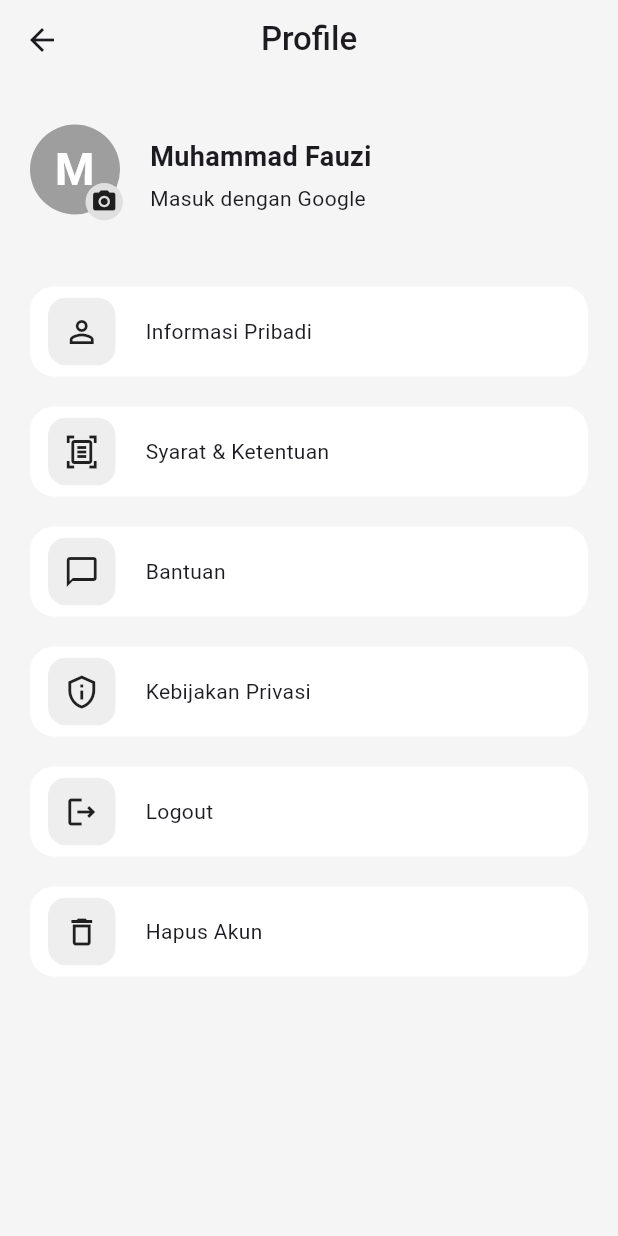
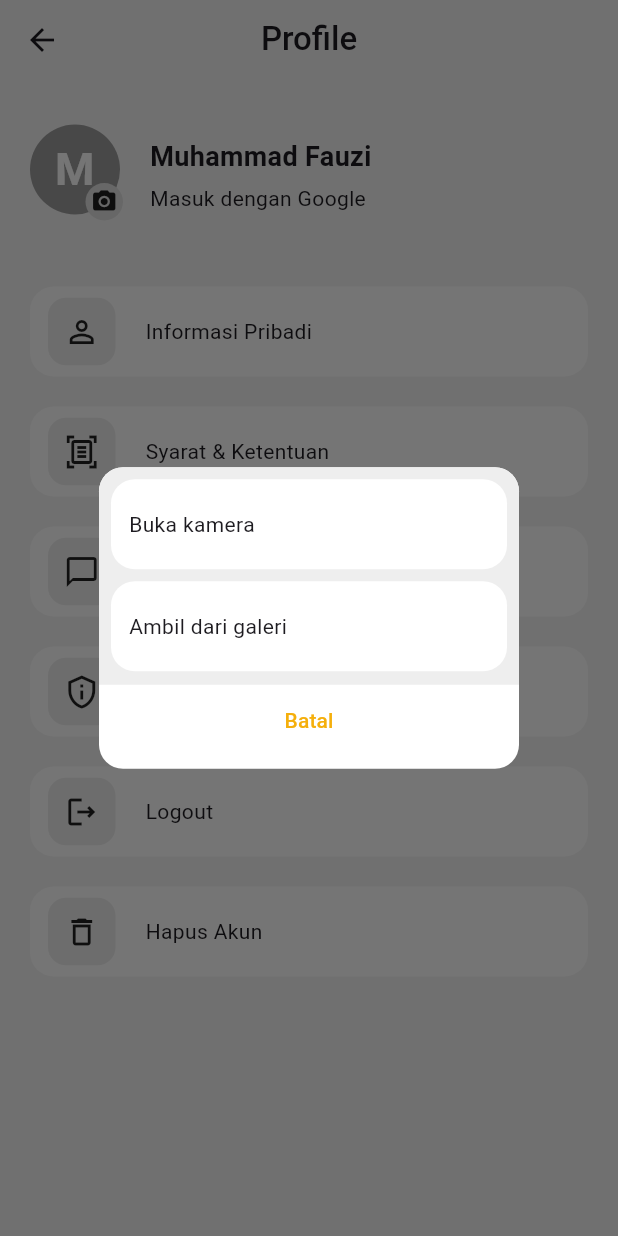
Before and after one commit to fauzipadlaw/payuung_clone, a Flutter app: the ProfilePage screen opened directly, after a tap on the "camera alt" icon, on a phone screen of 412 x 824 dp. Run offline on Flutter 3.47's test engine with Material 3 defaults, Android fonts, the phone set to English and light mode, and no system bars; our stand-ins replace flutter_svg; missing offline and left inert: text_marquee.

Commit message:
add: alert dialog choose photo profile UI

```diff
--- a/lib/presentation/profile/components/profile_row.dart
+++ b/lib/presentation/profile/components/profile_row.dart
@@ -1,14 +1,18 @@
 import 'package:flutter/material.dart';
 
 class ProfileRow extends StatelessWidget {
-  final Widget icon;
+  final Widget? icon;
   final String label;
+  final EdgeInsets? margin;
+  final EdgeInsets? padding;
   final void Function()? onTap;
   const ProfileRow({
     super.key,
-    required this.icon,
+    this.icon,
     required this.label,
     this.onTap,
+    this.margin = const EdgeInsets.symmetric(horizontal: 20, vertical: 10),
+    this.padding = const EdgeInsets.symmetric(horizontal: 12),
   });
 
   @override
@@ -16,8 +20,8 @@ class ProfileRow extends StatelessWidget {
     return InkWell(
       onTap: onTap,
       child: Container(
-        margin: const EdgeInsets.symmetric(horizontal: 20, vertical: 10),
-        padding: const EdgeInsets.symmetric(horizontal: 12),
+        margin: margin,
+        padding: padding,
         height: 60,
         decoration: BoxDecoration(
           color: Colors.white,
@@ -25,6 +29,7 @@ class ProfileRow extends StatelessWidget {
         ),
         child: Row(
           children: [
+            if (icon != null)
               Container(
                 height: 45,
                 width: 45,
@@ -34,6 +39,7 @@ class ProfileRow extends StatelessWidget {
                 ),
                 child: icon,
               ),
+            if (icon != null)
               const SizedBox(
                 width: 20,
               ),
--- a/lib/presentation/profile/profile_page.dart
+++ b/lib/presentation/profile/profile_page.dart
@@ -1,6 +1,7 @@
 import 'package:flutter/material.dart';
 import 'package:payuung_clone/presentation/profile/components/profile_appbar.dart';
 import 'package:payuung_clone/presentation/profile/components/profile_row.dart';
+import 'package:payuung_clone/utils/colors.dart';
 
 class ProfilePage extends StatelessWidget {
   const ProfilePage({super.key});
@@ -48,7 +49,9 @@ class ProfilePage extends StatelessWidget {
                       bottom: 4,
                       right: 18,
                       child: InkWell(
-                        onTap: () {},
+                        onTap: () {
+                          _dialogBuilder(context);
+                        },
                         child: Container(
                           height: 25,
                           width: 25,
@@ -106,4 +109,56 @@ class ProfilePage extends StatelessWidget {
       ),
     );
   }
+
+  Future<void> _dialogBuilder(BuildContext context) {
+    return showDialog<void>(
+      context: context,
+      builder: (BuildContext context) {
+        return AlertDialog(
+          backgroundColor: Colors.white,
+          shape: const RoundedRectangleBorder(
+              borderRadius: BorderRadius.all(Radius.circular(16.0))),
+          contentPadding: const EdgeInsets.all(0),
+          content: Container(
+            height: 145,
+            decoration: BoxDecoration(
+              color: Colors.grey.shade200,
+              borderRadius: const BorderRadius.only(
+                topLeft: Radius.circular(16),
+                topRight: Radius.circular(16),
+              ),
+            ),
+            child: const Column(
+              children: [
+                SizedBox(
+                  height: 4,
+                ),
+                ProfileRow(
+                  label: 'Buka kamera',
+                  margin: EdgeInsets.symmetric(vertical: 4, horizontal: 8),
+                ),
+                ProfileRow(
+                  label: 'Ambil dari galeri',
+                  margin: EdgeInsets.symmetric(vertical: 4, horizontal: 8),
+                ),
+              ],
+            ),
+          ),
+          actionsPadding: const EdgeInsets.only(bottom: 8),
+          actionsAlignment: MainAxisAlignment.center,
+          actions: <Widget>[
+            TextButton(
+              child: const Text(
+                'Batal',
+                style: TextStyle(color: AppColors.yellow),
+              ),
+              onPressed: () {
+                Navigator.of(context).pop();
+              },
+            ),
+          ],
+        );
+      },
+    );
+  }
 }
```
Lines whose indentation alone changed are shown as unchanged.
